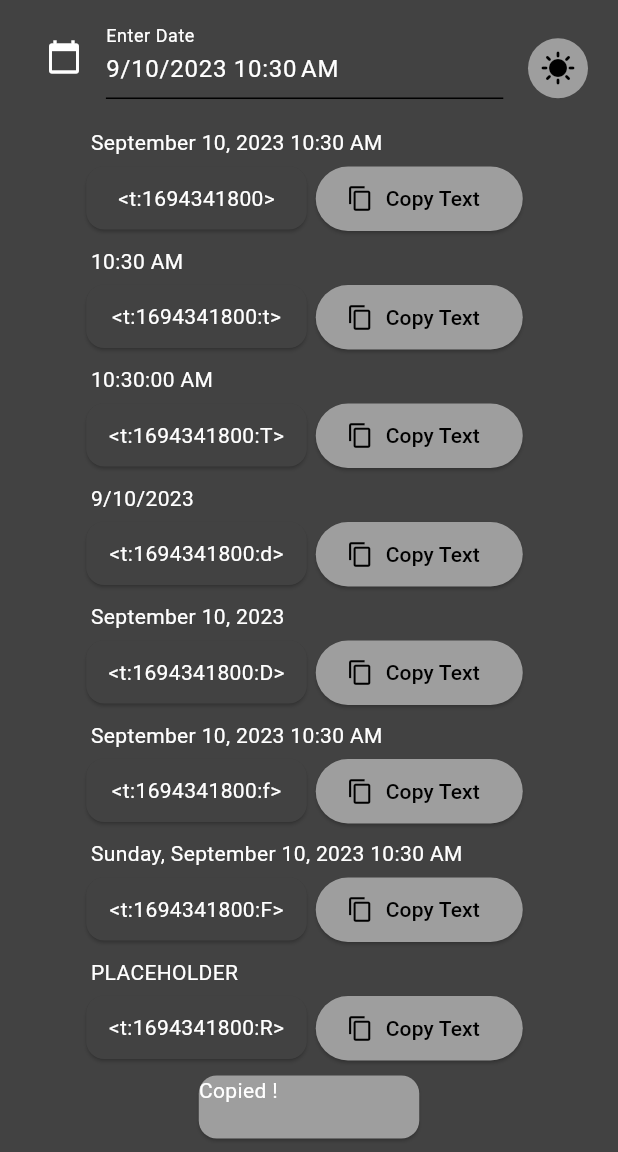
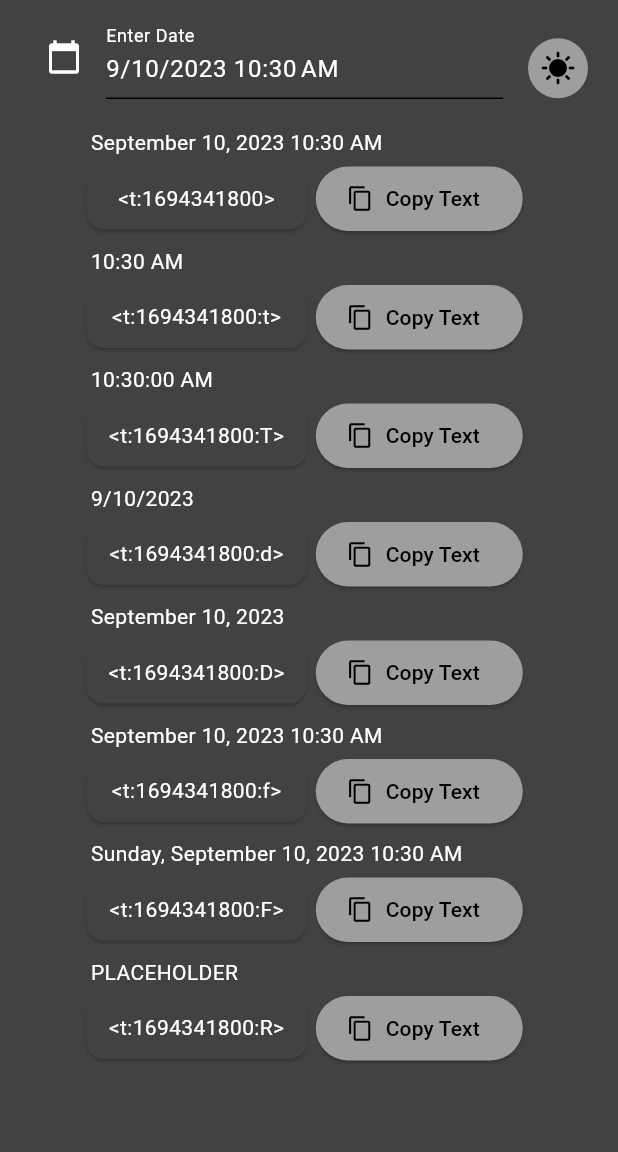
Before and after one commit to creationUnbound/DiscordTimestampGenerator, a Flutter app: the screen it shows after launch, on a phone screen of 412 x 824 dp, the part 84-1236 px from its top. Run offline on Flutter 3.47's test engine with Material 2 defaults, Android fonts, the phone set to English and light mode, and no system bars.

Commit message:
Working on subtle notification.

```diff
--- a/discord_timestamp_generator/lib/home_page.dart
+++ b/discord_timestamp_generator/lib/home_page.dart
@@ -108,10 +108,13 @@ class _HomePageState extends State<HomePage> {
               ),
               ChangeNotifierProvider.value(
                   value: clipboardComparator,
-                  child: Column(
+                  child: Stack(
+                    alignment: Alignment.center,
                     children: [
                       Center(child: Wrap(children: timestampDisplays)),
-                      Center(child: const SubtleNotification()),
+                      /*const AnimatedPositioned(
+                        duration: Duration(milliseconds: 500),
+                        child: SubtleNotification()),*/
                     ],
                   )),
             ],
```
